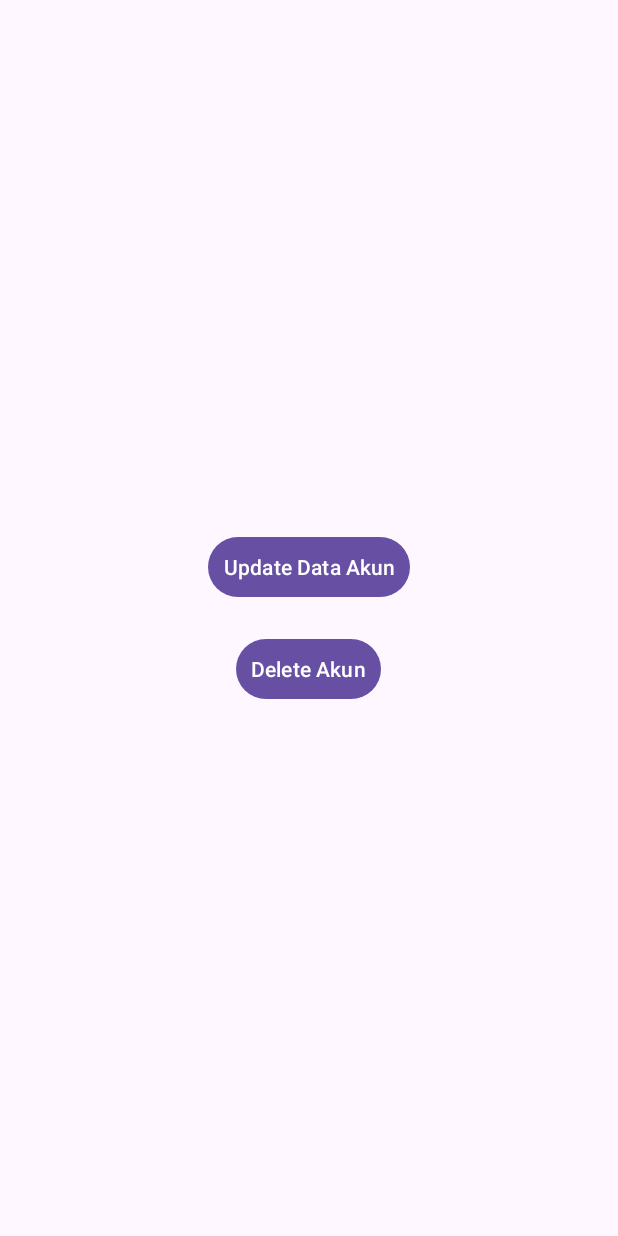
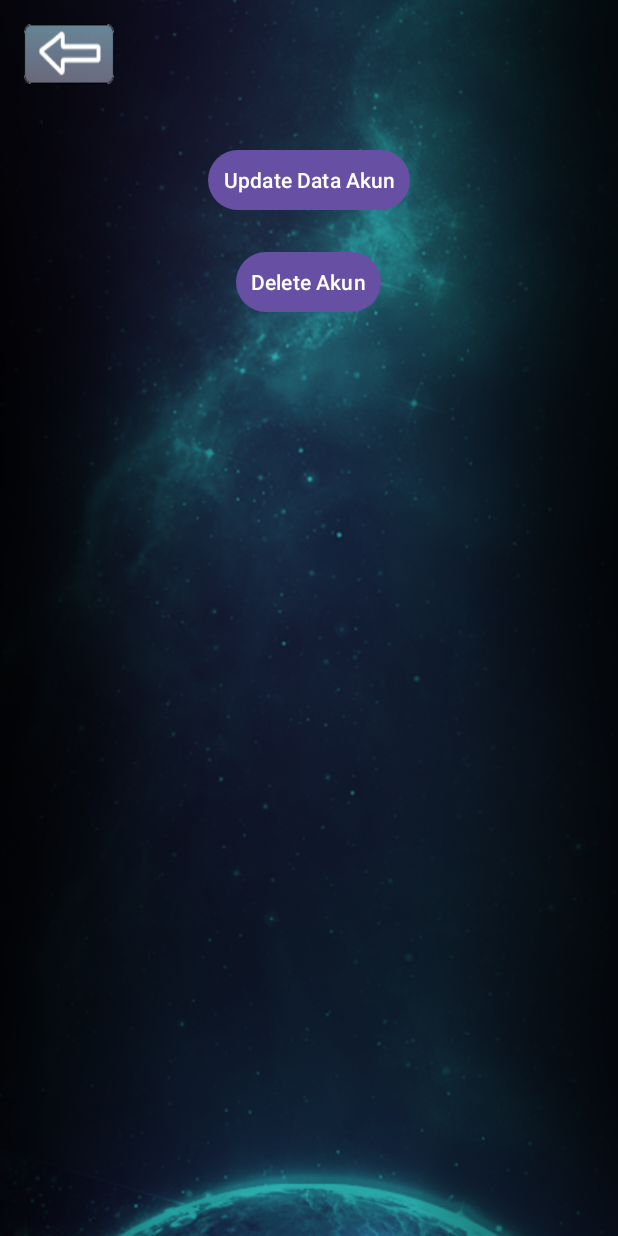
Before and after one commit to RodyZack07/Ambatron-Invade, an Android app: the Admin screen opened directly, with no data from a screen before it, on a phone screen of 412 x 824 dp. Run offline under Robolectric (Android 15) with nearby library versions, the phone set to English and light mode, and no system bars.

Commit message:
KUASA ADMIN

```diff
--- a/app/src/main/AndroidManifest.xml
+++ b/app/src/main/AndroidManifest.xml
@@ -37,6 +37,8 @@
         <activity android:name=".Activity.ProfilActivity"/>
         <activity android:name=".Database.Admin"/>
 
+        <activity android:name=".Model.EditAsAdminActivity"/>
+
     </application>
 
 </manifest>
--- a/app/src/main/java/com/example/savesthekunti/Database/Admin.java
+++ b/app/src/main/java/com/example/savesthekunti/Database/Admin.java
@@ -4,15 +4,19 @@ import android.content.Intent;
 import android.os.Bundle;
 import android.view.View;
 import android.widget.Button;
+import android.widget.ImageButton;
 
 import androidx.appcompat.app.AppCompatActivity;
 
+import com.example.savesthekunti.Model.AdaptorUser;
+import com.example.savesthekunti.Model.EditAsAdminActivity;
 import com.example.savesthekunti.R;
 
 public class Admin extends AppCompatActivity {
 
     private Button updateButton;
     private Button deleteButton;
+    private ImageButton prevsbtn;
 
     @Override
     protected void onCreate(Bundle savedInstanceState) {
@@ -22,12 +26,19 @@ public class Admin extends AppCompatActivity {
         // Inisialisasi tombol
         updateButton = findViewById(R.id.updateButton);
         deleteButton = findViewById(R.id.deleteButton);
+        prevsbtn = findViewById(R.id.prevsBtn3);
+
+        prevsbtn.setOnClickListener(view -> finish());
+
+
+
+
 
         // Set onclick listener untuk tombol update
         updateButton.setOnClickListener(new View.OnClickListener() {
             @Override
             public void onClick(View view) {
-                Intent intent = new Intent(Admin.this, Update.class);
+                Intent intent = new Intent(Admin.this, EditAsAdminActivity.class);
                 startActivity(intent);
             }
         });
--- a/app/src/main/java/com/example/savesthekunti/Database/Login.java
+++ b/app/src/main/java/com/example/savesthekunti/Database/Login.java
@@ -124,7 +124,8 @@ public class Login extends AppCompatActivity {
 
                         // Pindah ke MainActivity
                         Intent intent = new Intent(Login.this, MainActivity.class);
-                        intent.putExtra("username", username); // Kirim username ke MainActivity
+                        intent.putExtra("username", username);
+                        intent.putExtra("isAdmin", true);
                         startActivity(intent);
                         finish();
                     } else {
--- a/app/src/main/res/layout/admin_layout.xml
+++ b/app/src/main/res/layout/admin_layout.xml
@@ -1,24 +1,51 @@
 <?xml version="1.0" encoding="utf-8"?>
-<LinearLayout xmlns:android="http://schemas.android.com/apk/res/android"
+<RelativeLayout xmlns:android="http://schemas.android.com/apk/res/android"
     android:layout_width="match_parent"
-    android:layout_height="match_parent"
-    android:orientation="vertical"
-    android:padding="16dp"
-    android:gravity="center">
+    android:layout_height="match_parent">
 
+    <!-- ImageView sebagai background fullscreen -->
+    <ImageView
+        android:layout_width="match_parent"
+        android:layout_height="match_parent"
+        android:layout_alignParentStart="true"
+        android:layout_alignParentTop="true"
+        android:scaleType="centerCrop"
+        android:src="@drawable/admin_background"
+         />
+
+    <!-- ImageButton di kiri atas -->
+    <ImageButton
+        android:id="@+id/prevsBtn3"
+        android:layout_width="60dp"
+        android:layout_height="40dp"
+        android:src="@drawable/arrow_selector3"
+        android:layout_alignParentStart="true"
+        android:layout_alignParentTop="true"
+        android:layout_marginTop="16dp"
+        android:layout_marginStart="16dp"
+        android:scaleType="fitXY"
+        android:background="@android:color/transparent" />
+
+    <!-- Button Update Data Akun -->
     <Button
         android:id="@+id/updateButton"
         android:layout_width="wrap_content"
         android:layout_height="wrap_content"
-        android:layout_marginBottom="20dp"
+        android:layout_below="@id/prevsBtn3"
+        android:layout_centerHorizontal="true"
+        android:layout_marginTop="40dp"
         android:padding="10dp"
         android:text="Update Data Akun" />
 
+    <!-- Button Delete Akun -->
     <Button
         android:id="@+id/deleteButton"
         android:layout_width="wrap_content"
         android:layout_height="wrap_content"
-        android:text="Delete Akun"
-        android:padding="10dp"/>
+        android:layout_below="@id/updateButton"
+        android:layout_centerHorizontal="true"
+        android:layout_marginTop="20dp"
+        android:padding="10dp"
+        android:text="Delete Akun" />
 
-</LinearLayout>
+</RelativeLayout>
```
Also changed, not shown: app/src/main/java/com/example/savesthekunti/Activity/MainActivity.java (+4 -3 lines), app/src/main/java/com/example/savesthekunti/Model/EditAsAdminActivity.java (added, +116 -0 lines), app/src/main/res/layout/edit_as_admin.xml (added, +33 -0 lines), app/src/main/res/layout/update_as_admin.xml (added, +31 -0 lines), app/src/main/java/com/example/savesthekunti/Database/Register.java (line endings or trailing spaces), app/src/main/res/drawable/admin_background.png (added), build.gradle.kts (line endings or trailing spaces).
